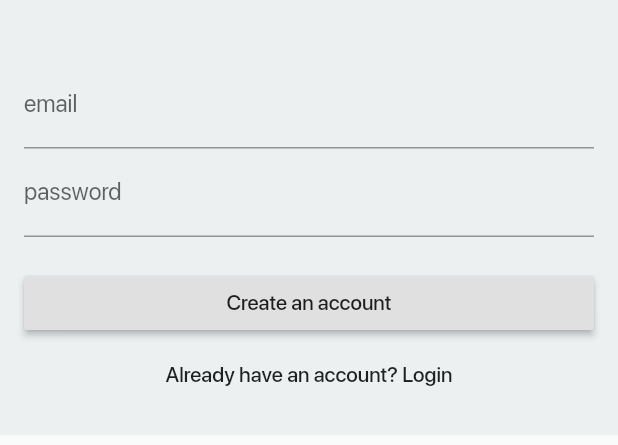
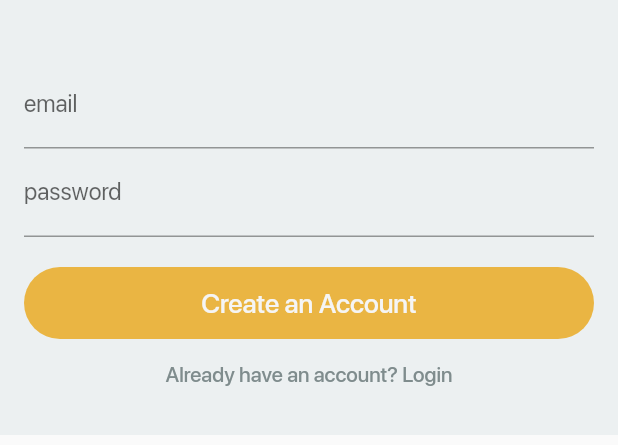
Before and after one commit to hackabit19/Gromnom, a Flutter app: the screen it shows after launch, after a tap on "Login", after a tap on "Create an Account", on a phone screen of 412 x 824 dp, the part 366-811 px from its top. Run offline on Flutter 3.47's test engine with Material 2 defaults, Android fonts, the phone set to English and light mode, and no system bars; our stand-ins replace cloud_firestore, firebase_auth, google_sign_in; missing offline and left inert: flutter_auth_buttons; accounts and stored records are empty; project files that could hold a hidden picture were left out.

Commit message:
Login UI Updated

```diff
--- a/gromnombeta/lib/loginPage.dart
+++ b/gromnombeta/lib/loginPage.dart
@@ -265,13 +265,30 @@ class _LoginPageState extends State<LoginPage> {
         )
       ];
     } else if (_formType == FormType.register) {
-      return [
-        new RaisedButton(
-          child: new Text('Create an account'),
+      return [Material(
+          color: Color(0xffEAB543),
+          borderRadius: BorderRadius.circular(25),
+          child: new
+          MaterialButton(
+          child: new Text(
+            'Create an Account',
+               style: TextStyle(
+                            color: Color(0xfff5f5f5),
+                            fontSize: 18,
+                            fontFamily: 'SFDisplay',
+                            fontWeight: FontWeight.w500,
+                          ),
+              ),
           onPressed: validateAndSubmit, //calls a function validateAndSave
         ),
+        ),
         new FlatButton(
-          child: new Text('Already have an account? Login'),
+          child: new Text(
+            'Already have an account? Login',
+            style: TextStyle(
+                            color: Color(0xff7f8c8d)
+                            )
+                            ),
           onPressed: moveToLogin,
         )
       ];
```
